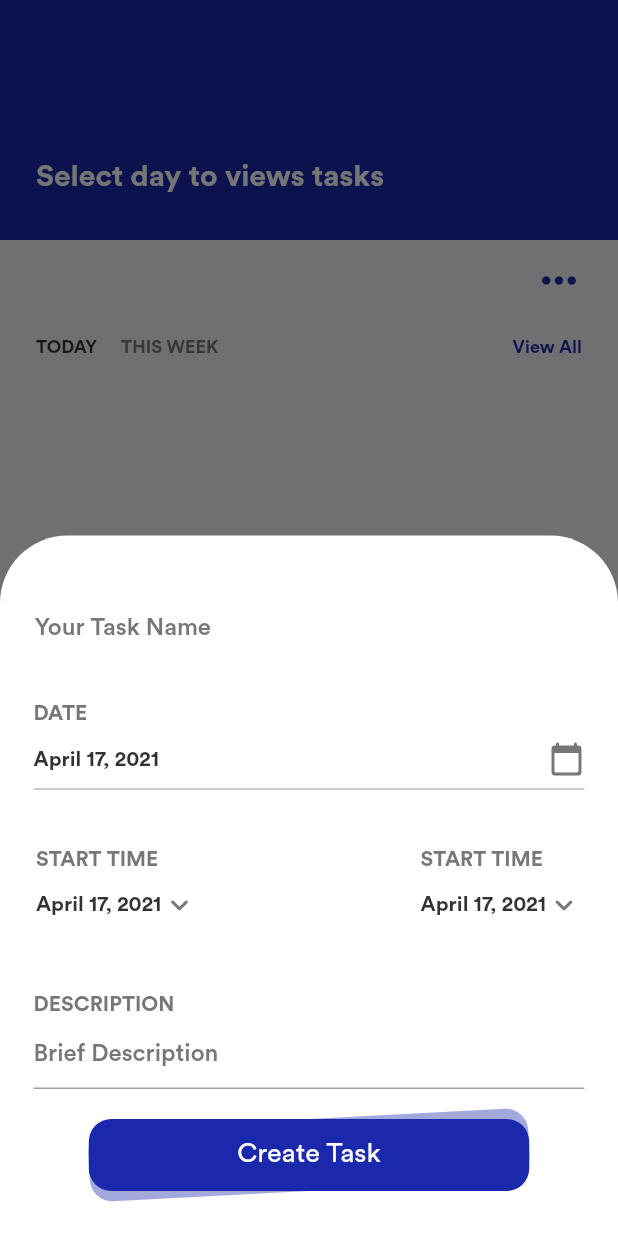
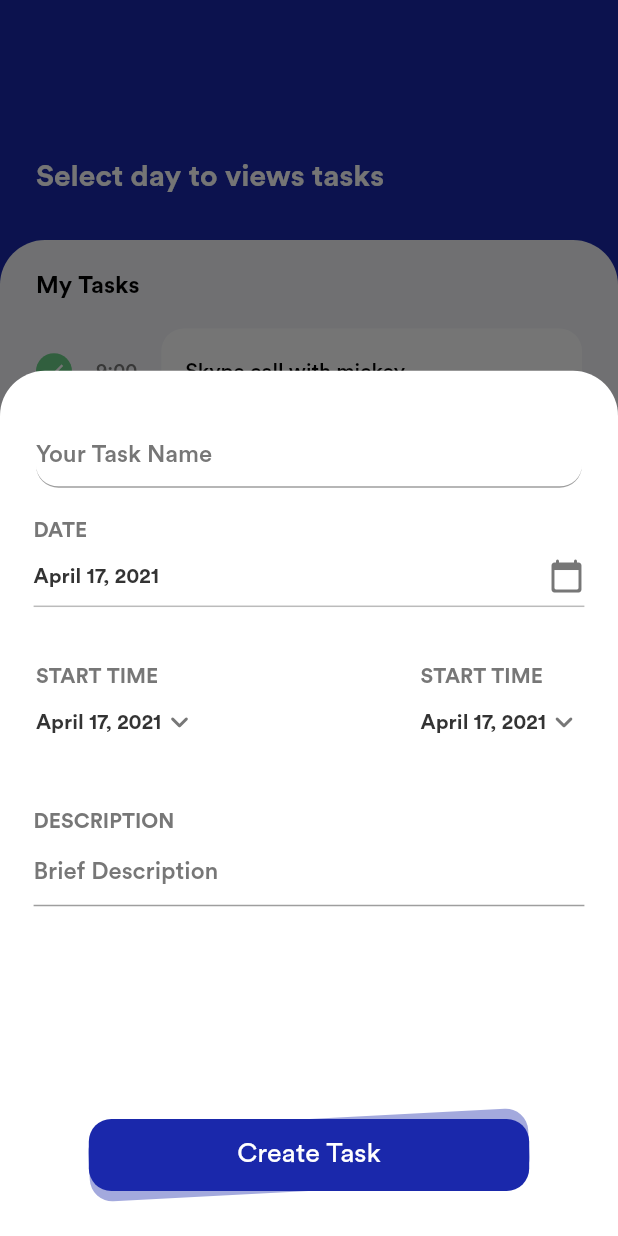
Before and after one commit to ijaspreetsinghh/Timely_Task_Manager, a Flutter app: the PagesDecider screen opened by its route, item 2 of the bottom bar chosen, after a tap on the "add" icon, on a phone screen of 412 x 824 dp. Run offline on Flutter 3.47's test engine with Material 2 defaults, Android fonts, the phone set to English and light mode, and no system bars; our stand-ins replace flutter_svg, font_awesome_flutter.

Commit message:
added timeline, my tasks, other bottom tabs, removed Notes tab

```diff
--- a/lib/Screens/MainAppPages/schedule.dart
+++ b/lib/Screens/MainAppPages/schedule.dart
@@ -72,12 +72,13 @@ class _ScheduleState extends State<Schedule> with TickerProviderStateMixin {
 
   @override
   Widget build(BuildContext context) {
-    return Scaffold(
-        backgroundColor: kPrimaryColor,
-        body: SafeArea(
-            child: DefaultTabController(
+    return Container(
+      color: kPrimaryColor,
+      child: SafeArea(
+        child: DefaultTabController(
           length: 2,
           child: Scaffold(
+            backgroundColor: kPrimaryColor,
             appBar: AppBar(
               brightness: Brightness.light,
               elevation: 0, backgroundColor: Colors.white,
@@ -132,7 +133,7 @@ class _ScheduleState extends State<Schedule> with TickerProviderStateMixin {
                       ),
                     ),
                     SizedBox(
-                      height: kVPadding,
+                      height: kVPadding * 4,
                     ),
                     Container(
                       alignment: AlignmentDirectional.center,
@@ -171,7 +172,7 @@ class _ScheduleState extends State<Schedule> with TickerProviderStateMixin {
                 ),
               ),
               // backgroundColor: kGreyWhite,
-              toolbarHeight: 160,
+              toolbarHeight: 208,
               automaticallyImplyLeading: false,
               foregroundColor: Colors.red,
             ),
@@ -342,6 +343,8 @@ class _ScheduleState extends State<Schedule> with TickerProviderStateMixin {
               ),
             ]),
           ),
-        )));
+        ),
+      ),
+    );
   }
 }
--- a/lib/Screens/MainAppPages/secondTab.dart
+++ b/lib/Screens/MainAppPages/secondTab.dart
@@ -1,5 +1,7 @@
 import 'package:flutter/material.dart';
 import 'package:timely/constants.dart';
+
+import '../../components.dart';
 
 class SecondTab extends StatefulWidget {
   @override
@@ -11,9 +13,9 @@ class _SecondTabState extends State<SecondTab> {
 
   @override
   Widget build(BuildContext context) {
-    return Scaffold(
-      backgroundColor: kPrimaryColor,
-      body: SafeArea(
+    return Container(
+      color: kPrimaryColor,
+      child: SafeArea(
         child: Scaffold(
           appBar: AppBar(
             brightness: Brightness.light,
@@ -51,66 +53,68 @@ class _SecondTabState extends State<SecondTab> {
             automaticallyImplyLeading: false,
             foregroundColor: Colors.red,
           ),
+          backgroundColor: kPrimaryColor,
           body: Container(
+            decoration: BoxDecoration(
                 color: kGreyWhite,
-          padding: EdgeInsets.symmetric(
-              vertical: kVPadding, horizontal: kHPadding * .7),
-          child: ListView(children: [
-            Container(
-              alignment: AlignmentDirectional.centerEnd,
-              padding: EdgeInsets.only(right: kHPadding * .7),
-              child: Icon(
-                Icons.more_horiz_rounded,
-                size: 34,
-                color: kPrimaryColor,
-              ),
-            ),
-            Container(
-              margin: EdgeInsets.symmetric(vertical: kVPadding * 2),
-              padding: EdgeInsets.symmetric(horizontal: kHPadding * 0.8),
-              child: Row(
-                mainAxisAlignment: MainAxisAlignment.spaceBetween,
-                children: [
-                  Row(
+                borderRadius: BorderRadius.only(
+                    topLeft: Radius.circular(kBorderRadius * 2),
+                    topRight: Radius.circular(kBorderRadius * 2))),
+            child: ListView(
+              padding: EdgeInsets.fromLTRB(
+                  kHPadding * 1.5, kVPadding * 2, kHPadding * 1.5, 0),
               children: [
                 Text(
-                        'Today'.toUpperCase(),
-                        style: TextStyle(
-                          fontSize: 12,
-                          color: kBlackTextColor,
-                          fontFamily: kCircularStdFont,
-                          fontWeight: FontWeight.w700,
+                  'My Tasks',
+                  style: kCircularStdText.copyWith(
+                      color: Colors.black,
+                      fontSize: 16,
+                      fontWeight: FontWeight.w700),
+                ),
+                SizedBox(
+                  height: kVPadding * 2,
+                ),
+                Row(
+                  mainAxisAlignment: MainAxisAlignment.start,
+                  children: [
+                    Container(
+                      child: Icon(
+                        Icons.check,
+                        size: 16,
+                        color: Colors.white,
+                      ),
+                      padding: EdgeInsets.all(4),
+                      decoration: BoxDecoration(
+                          color: kGreenColor,
+                          borderRadius: BorderRadius.circular(50)),
+                    ),
+                    SizedBox(
+                      width: kHPadding,
+                    ),
+                    Text(
+                      '9:00',
+                      style: kHintTextStyle.copyWith(
+                        fontSize: 13,
                       ),
                     ),
                     SizedBox(
                       width: kHPadding,
                     ),
-                      Text(
-                        'This week'.toUpperCase(),
-                        style: TextStyle(
-                          fontSize: 12,
-                          color: kGrayTextColor,
-                          fontFamily: kCircularStdFont,
-                          fontWeight: FontWeight.w700,
+                    Flexible(
+                      flex: 2,
+                      child: MyTaskNameBuilder(
+                        taskTitle: 'Skype call with mickey.',
                       ),
                     ),
                   ],
                 ),
-                  Text(
-                    'View All',
-                    style: TextStyle(
-                      fontSize: 12,
-                      color: kPrimaryColor,
-                      fontFamily: kCircularStdFont,
-                      fontWeight: FontWeight.w700,
-                    ),
-                  ),
+                CustomPaint(
+                    size: Size(2, 50.0), painter: DashedLineVerticalPainter())
               ],
             ),
           ),
-          ]),
         ),
-      )),
+      ),
     );
   }
 }
--- a/lib/Screens/MainAppPages/timelypagesdecider.dart
+++ b/lib/Screens/MainAppPages/timelypagesdecider.dart
@@ -1,6 +1,9 @@
 import 'package:flutter/material.dart';
 import 'package:flutter_svg/flutter_svg.dart';
 import 'package:intl/intl.dart';
+import 'package:timely/Screens/MainAppPages/fifthTab.dart';
+import 'package:timely/Screens/MainAppPages/fourthTab.dart';
+import 'package:timely/Screens/MainAppPages/thirdTab.dart';
 import 'package:timely/components.dart';
 import 'package:timely/constants.dart';
 import 'schedule.dart';
@@ -20,44 +23,29 @@ class _PagesDeciderState extends State<PagesDecider> {
     });
   }
 
-  List _children = [
-    Schedule(),
-    SecondTab(),
-    Text('reee'),
-    Text('ram'),
-    Text('rfe')
-  ];
-  DateTime pickedDate;
-  TimeOfDay startTime;
-  TimeOfDay endTime;
-
-  @override
-  Widget build(BuildContext context) {
-    return Scaffold(
-      body: _children[_selectedIndex],
-      floatingActionButton: FloatingActionButton(
-          backgroundColor: kPrimaryColor,
-          child: Icon(
-            Icons.add_rounded,
-            size: 36,
-          ),
-          onPressed: () => showModalBottomSheet(
+  void _showBottomSheet() {
+    showModalBottomSheet(
+        // barrierColor: kPrimaryColor,
         backgroundColor: Colors.transparent,
         context: context,
         isScrollControlled: true,
         isDismissible: false,
         builder: (BuildContext bc) {
           return Container(
+            height: MediaQuery.of(context).size.height * .7,
             padding: EdgeInsets.fromLTRB(
                 kHPadding * .7, kVPadding * 3, kHPadding * .7, kVPadding),
             decoration: BoxDecoration(
                 color: Colors.white,
                 borderRadius: BorderRadius.only(
-                          topLeft: Radius.circular(kBorderRadius * 3),
-                          topRight: Radius.circular(kBorderRadius * 3))),
-                  child: Wrap(
+                    topLeft: Radius.circular(kBorderRadius * 2),
+                    topRight: Radius.circular(kBorderRadius * 2))),
+            child: Column(
               children: [
-                      TextField(
+                Padding(
+                  padding:
+                      const EdgeInsets.symmetric(horizontal: kHPadding * .8),
+                  child: TextField(
                     style: kCircularStdText.copyWith(
                         fontSize: 20, color: kBlackTextColor),
                     textCapitalization: TextCapitalization.sentences,
@@ -66,9 +54,9 @@ class _PagesDeciderState extends State<PagesDecider> {
                     decoration: InputDecoration(
                       hintText: 'Your Task Name',
                       hintStyle: kHintTextStyle,
-                          border: OutlineInputBorder(
+                      border: UnderlineInputBorder(
                           borderRadius: BorderRadius.circular(kBorderRadius),
-                            borderSide: BorderSide.none,
+                          borderSide: BorderSide(color: kGrayTextColor)),
                     ),
                   ),
                 ),
@@ -106,8 +94,7 @@ class _PagesDeciderState extends State<PagesDecider> {
                           });
                         },
                         child: Row(
-                                mainAxisAlignment:
-                                    MainAxisAlignment.spaceBetween,
+                          mainAxisAlignment: MainAxisAlignment.spaceBetween,
                           children: [
                             Text(
                               DateFormat('yMMMMd')
@@ -135,8 +122,7 @@ class _PagesDeciderState extends State<PagesDecider> {
                 ),
                 Container(
                   margin: EdgeInsets.only(top: kVPadding * 3),
-                        padding:
-                            EdgeInsets.symmetric(horizontal: kHPadding * .8),
+                  padding: EdgeInsets.symmetric(horizontal: kHPadding * .8),
                   child: Row(
                     mainAxisAlignment: MainAxisAlignment.spaceBetween,
                     children: [
@@ -166,12 +152,11 @@ class _PagesDeciderState extends State<PagesDecider> {
                               });
                             }),
                             child: Row(
-                                    mainAxisAlignment:
-                                        MainAxisAlignment.spaceBetween,
+                              mainAxisAlignment: MainAxisAlignment.spaceBetween,
                               children: [
                                 Text(
-                                        DateFormat('yMMMMd').format(
-                                            pickedDate ?? DateTime.now()),
+                                  DateFormat('yMMMMd')
+                                      .format(pickedDate ?? DateTime.now()),
                                   style: TextStyle(
                                     fontSize: 14,
                                     color: kBlackTextColor,
@@ -218,12 +203,11 @@ class _PagesDeciderState extends State<PagesDecider> {
                               });
                             }),
                             child: Row(
-                                    mainAxisAlignment:
-                                        MainAxisAlignment.spaceBetween,
+                              mainAxisAlignment: MainAxisAlignment.spaceBetween,
                               children: [
                                 Text(
-                                        DateFormat('yMMMMd').format(
-                                            pickedDate ?? DateTime.now()),
+                                  DateFormat('yMMMMd')
+                                      .format(pickedDate ?? DateTime.now()),
                                   style: TextStyle(
                                     fontSize: 14,
                                     color: kBlackTextColor,
@@ -265,28 +249,26 @@ class _PagesDeciderState extends State<PagesDecider> {
                           fontWeight: FontWeight.w700,
                         ),
                       ),
-                            Scrollbar(
-                              thickness: 2.0,
-                              child: TextField(
+                      TextField(
                         maxLines: 4,
                         minLines: 1,
                         style: kCircularStdText.copyWith(
                             fontSize: 16, color: kBlackTextColor),
-                                textCapitalization:
-                                    TextCapitalization.sentences,
+                        textCapitalization: TextCapitalization.sentences,
                         cursorColor: kPrimaryColor,
                         cursorHeight: 22,
                         decoration: InputDecoration(
                           hintText: 'Brief Description',
                           hintStyle: kHintTextStyle,
                           border: UnderlineInputBorder(
-                                      borderSide:
-                                          BorderSide(color: kGrayTextColor)),
-                                ),
+                              borderSide: BorderSide(color: kGrayTextColor)),
                         ),
                       )
                     ],
                   ),
+                ),
+                Expanded(
+                  child: Container(),
                 ),
                 Container(
                   margin: EdgeInsets.symmetric(
@@ -299,7 +281,31 @@ class _PagesDeciderState extends State<PagesDecider> {
               ],
             ),
           );
-              })),
+        });
+  }
+
+  List _children = [
+    Schedule(),
+    SecondTab(),
+    ThirdTab(),
+    FourthTab(),
+    FifthTab()
+  ];
+  DateTime pickedDate;
+  TimeOfDay startTime;
+  TimeOfDay endTime;
+
+  @override
+  Widget build(BuildContext context) {
+    return Scaffold(
+      body: _children[_selectedIndex],
+      floatingActionButton: FloatingActionButton(
+          backgroundColor: kPrimaryColor,
+          child: Icon(
+            Icons.add_rounded,
+            size: 36,
+          ),
+          onPressed: () => _showBottomSheet()),
       floatingActionButtonLocation: FloatingActionButtonLocation.centerDocked,
       bottomNavigationBar: BottomNavigationBar(
         showUnselectedLabels: false,
--- a/lib/components.dart
+++ b/lib/components.dart
@@ -279,3 +279,59 @@ class TodayHorizontalTaskBuilder extends StatelessWidget {
     );
   }
 }
+
+class MyTaskNameBuilder extends StatelessWidget {
+  final String taskTitle;
+
+  MyTaskNameBuilder({@required this.taskTitle});
+  @override
+  Widget build(BuildContext context) {
+    return Container(
+      padding: EdgeInsets.only(
+          left: kHPadding, top: kVPadding * 2, bottom: kVPadding * 2),
+      decoration: BoxDecoration(
+          color: Colors.white,
+          borderRadius: BorderRadius.circular(kBorderRadius)),
+      child: Column(
+        crossAxisAlignment: CrossAxisAlignment.end,
+        children: [
+          Row(
+            mainAxisAlignment: MainAxisAlignment.spaceBetween,
+            children: [
+              Flexible(
+                flex: 2,
+                child: Text(
+                  taskTitle,
+                  maxLines: 5,
+                  overflow: TextOverflow.clip,
+                  softWrap: true,
+                  style: kCircularStdText.copyWith(
+                      color: Colors.black,
+                      fontSize: 14,
+                      fontWeight: FontWeight.w500),
+                ),
+              ),
+            ],
+          ),
+        ],
+      ),
+    );
+  }
+}
+
+class DashedLineVerticalPainter extends CustomPainter {
+  @override
+  void paint(Canvas canvas, Size size) {
+    double dashHeight = 7, dashSpace = 5, startY = 0;
+    final paint = Paint()
+      ..color = kGrayTextColor
+      ..strokeWidth = 2;
+    while (startY < size.height) {
+      canvas.drawLine(Offset(0, startY), Offset(0, startY + dashHeight), paint);
+      startY += dashHeight + dashSpace;
+    }
+  }
+
+  @override
+  bool shouldRepaint(CustomPainter oldDelegate) => false;
+}
```
Also changed, not shown: lib/Screens/MainAppPages/fifthTab.dart (added, +61 -0 lines), lib/Screens/MainAppPages/fourthTab.dart (added, +61 -0 lines), lib/Screens/MainAppPages/thirdTab.dart (added, +61 -0 lines). Lines whose indentation alone changed are shown as unchanged.
